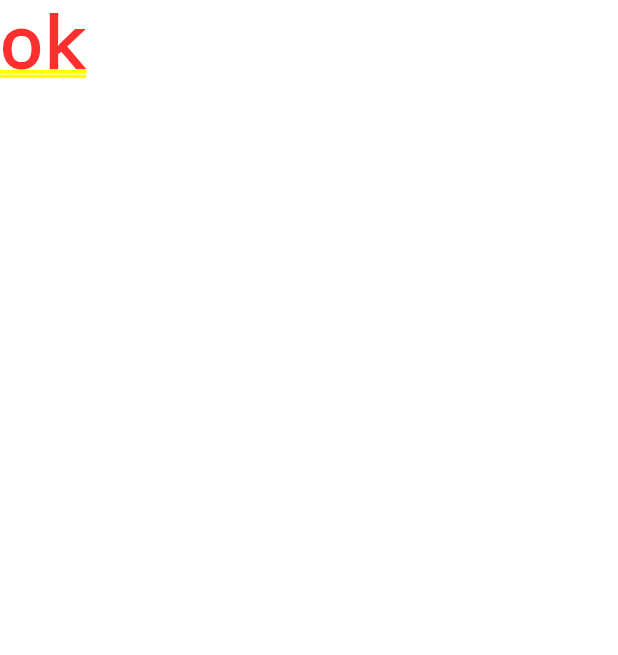
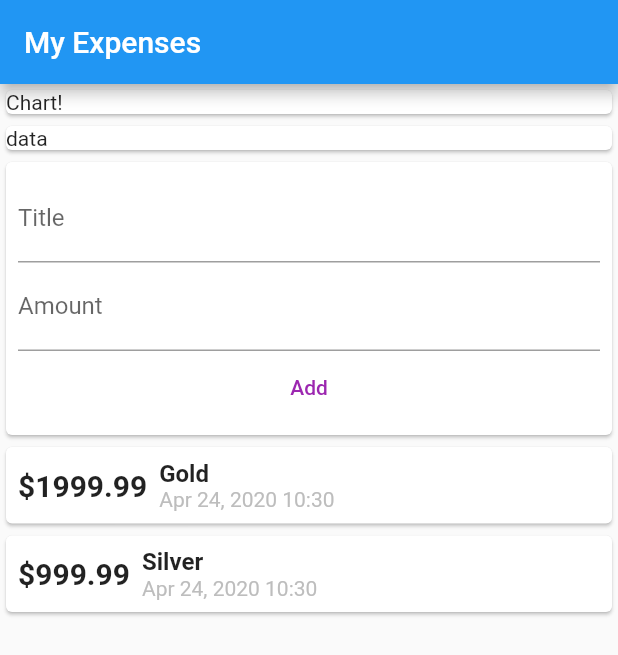
Before and after one commit to houdayec/sandbox-flutter, a Flutter app: the screen it shows after launch, on a phone screen of 412 x 824 dp. Shown: the top 655 px of the screen. Run offline on Flutter 3.47's test engine with Material 2 defaults, Android fonts, the light colour scheme and no system bars; our stand-ins replace audioplayers, auto_size_text, bloc, dartz, equatable, firebase_auth and 4 more; missing offline and left inert: flutter_cupertino_date_picker, searchable_dropdown; accounts and stored records are empty; generated files the repository leaves out were written again.

Commit message:
87 - first form + item add done

```diff
--- a/udemy_expense_app/lib/main.dart
+++ b/udemy_expense_app/lib/main.dart
@@ -1,4 +1,9 @@
- import 'package:flutter/material.dart';
+import 'package:flutter/material.dart';
+import 'package:intl/intl.dart';
+import 'package:udemy_expense_app/models/transaction.dart';
+import 'package:udemy_expense_app/new_transaction.dart';
+import 'package:udemy_expense_app/transaction_list.dart';
+import 'package:udemy_expense_app/user_transactions.dart';
 
 void main() => runApp(MyApp());
 
@@ -8,7 +13,6 @@ class MyApp extends StatelessWidget {
     return MaterialApp(
       title: 'Flutter Demo',
       theme: ThemeData(
-
         primarySwatch: Colors.blue,
       ),
       home: HomePage(),
@@ -17,12 +21,29 @@ class MyApp extends StatelessWidget {
 }
 
 class HomePage extends StatelessWidget {
-  const HomePage({Key key}) : super(key: key);
-
   @override
   Widget build(BuildContext context) {
-    return Container(
-      child: Text("ok"),
+    return Scaffold(
+      appBar: AppBar(
+        title: Text("My Expenses"),
+      ),
+      body: Column(
+        children: <Widget>[
+          Card(
+            child: Container(
+              width: double.infinity,
+              child: Text("Chart!"),
+            ),
+          ),
+          Card(
+            child: Container(
+              width: double.infinity,
+              child: Text("data"),
+            ),
+          ),
+          UserTransaction(),
+        ],
+      ),
     );
   }
 }
--- /dev/null
+++ b/udemy_expense_app/lib/models/transaction.dart
@@ -0,0 +1,15 @@
+import 'package:flutter/foundation.dart';
+
+class Transaction {
+  String id;
+  String title;
+  double amount;
+  DateTime date;
+
+  Transaction({
+    @required this.id,
+    @required this.title,
+    @required this.amount,
+    @required this.date,
+  });
+}
--- /dev/null
+++ b/udemy_expense_app/lib/new_transaction.dart
@@ -0,0 +1,42 @@
+import 'package:flutter/material.dart';
+
+class NewTransaction extends StatelessWidget {
+  final Function addTransaction;
+  final titleController = TextEditingController();
+  final amountController = TextEditingController();
+
+  NewTransaction(this.addTransaction);
+
+  @override
+  Widget build(BuildContext context) {
+    return Container(
+      child: Card(
+        child: Container(
+          padding: EdgeInsets.all(8),
+          child: Column(
+            children: <Widget>[
+              TextField(
+                decoration: InputDecoration(labelText: 'Title'),
+                controller: titleController,
+              ),
+              TextField(
+                decoration: InputDecoration(labelText: 'Amount'),
+                controller: amountController,
+              ),
+              FlatButton(
+                child: Text("Add"),
+                textColor: Colors.purple,
+                onPressed: () {
+                  addTransaction(
+                    titleController.text,
+                    double.parse(amountController.text),
+                  );
+                },
+              ),
+            ],
+          ),
+        ),
+      ),
+    );
+  }
+}
--- /dev/null
+++ b/udemy_expense_app/lib/transaction_list.dart
@@ -0,0 +1,66 @@
+import 'package:flutter/material.dart';
+import 'package:intl/intl.dart';
+
+import 'models/transaction.dart';
+
+class Transactionlist extends StatelessWidget {
+  final List<Transaction> transactions;
+
+  Transactionlist(this.transactions);
+
+  @override
+  Widget build(BuildContext context) {
+    return Container(
+      child: Column(
+        children: transactions.map(
+          (transaction) {
+            return Card(
+              child: Padding(
+                padding: const EdgeInsets.all(8.0),
+                child: Row(
+                  children: <Widget>[
+                    Container(
+                      child: Text(
+                        "\$${transaction.amount}",
+                        style: TextStyle(
+                          fontWeight: FontWeight.bold,
+                          fontSize: 20,
+                        ),
+                      ),
+                    ),
+                    Container(
+                      margin: EdgeInsets.symmetric(horizontal: 8),
+                      child: Column(
+                        mainAxisAlignment: MainAxisAlignment.start,
+                        crossAxisAlignment: CrossAxisAlignment.start,
+                        children: <Widget>[
+                          Container(
+                            child: Text(
+                              transaction.title,
+                              style: TextStyle(
+                                fontWeight: FontWeight.bold,
+                                fontSize: 16,
+                              ),
+                            ),
+                          ),
+                          Text(
+                            DateFormat.yMMMd()
+                                .add_Hm()
+                                .format(transaction.date),
+                            style: TextStyle(
+                              color: Colors.grey.shade400,
+                            ),
+                          ),
+                        ],
+                      ),
+                    )
+                  ],
+                ),
+              ),
+            );
+          },
+        ).toList(),
+      ),
+    );
+  }
+}
--- /dev/null
+++ b/udemy_expense_app/lib/user_transactions.dart
@@ -0,0 +1,50 @@
+import 'package:flutter/material.dart';
+import 'package:udemy_expense_app/new_transaction.dart';
+import 'package:udemy_expense_app/transaction_list.dart';
+
+import 'models/transaction.dart';
+
+class UserTransaction extends StatefulWidget {
+  UserTransaction({Key key}) : super(key: key);
+
+  @override
+  _UserTransactionState createState() => _UserTransactionState();
+}
+
+class _UserTransactionState extends State<UserTransaction> {
+  final List<Transaction> _userTransactions = [
+    Transaction(
+        id: "Transaction 1",
+        title: "Gold",
+        amount: 1999.99,
+        date: DateTime.now()),
+    Transaction(
+        id: "Transaction 2",
+        title: "Silver",
+        amount: 999.99,
+        date: DateTime.now()),
+  ];
+
+  void _addNewTransaction(String title, double amount) {
+    final newTransaction = Transaction(
+        title: title,
+        amount: amount,
+        date: DateTime.now(),
+        id: DateTime.now().toString());
+    setState(() {
+      _userTransactions.add(newTransaction);
+    });
+  }
+
+  @override
+  Widget build(BuildContext context) {
+    return Container(
+      child: Column(
+        children: <Widget>[
+          NewTransaction(_addNewTransaction),
+          Transactionlist(_userTransactions),
+        ],
+      ),
+    );
+  }
+}
--- a/udemy_expense_app/pubspec.yaml
+++ b/udemy_expense_app/pubspec.yaml
@@ -9,6 +9,7 @@ environment:
 dependencies:
   flutter:
     sdk: flutter
+  intl: ^0.16.1
 
   cupertino_icons: ^0.1.3
 
```
Also changed, not shown: udemy_expense_app/pubspec.lock.
